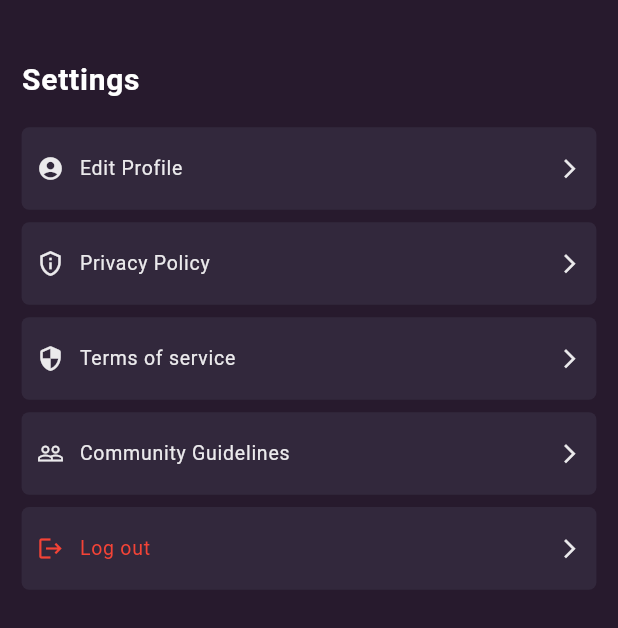
After one commit to travter/travter-client, a Flutter app: the SettingsPage screen opened by its route, on a phone screen of 412 x 824 dp. The commit adds this screen. Shown: the top 628 px of the screen. Run offline on Flutter 3.47's test engine with Material 2 defaults, Android fonts, the light colour scheme and no system bars; our stand-ins replace another_flushbar, auto_route, bloc, cloud_firestore, dartz, firebase_auth and 6 more; missing offline and left inert: flutter_facebook_auth, sign_button; accounts and stored records are empty; generated files the repository leaves out were written again.

Commit message:
settings page

```diff
--- a/lib/application/user_profile/user_profile_event.dart
+++ b/lib/application/user_profile/user_profile_event.dart
@@ -1,7 +1,7 @@
 part of 'user_profile_bloc.dart';
 
 @freezed
-abstract class UserProfileEvent with _$UserProfileEvent{
+class UserProfileEvent with _$UserProfileEvent{
   const factory UserProfileEvent.usernameChanged() = UsernameChanged;
   const factory UserProfileEvent.bioChanged() = BioChanged;
 }
--- a/lib/presentation/pages/complete_profile_page/complete_profile_page.dart
+++ b/lib/presentation/pages/edit_profile_page/edit_profile_page.dart
@@ -1,7 +1,7 @@
 import 'package:flutter/material.dart';
 
-class CompleteProfilePage extends StatelessWidget {
-  const CompleteProfilePage({Key? key}) : super(key: key);
+class EditProfilePage extends StatelessWidget {
+  const EditProfilePage({Key? key}) : super(key: key);
 
   @override
   Widget build(BuildContext context) {
--- a/lib/presentation/pages/pages.dart
+++ b/lib/presentation/pages/pages.dart
@@ -1,5 +1,6 @@
-export 'complete_profile_page/complete_profile_page.dart';
+export 'edit_profile_page/edit_profile_page.dart';
 export 'home_page/home_page.dart';
 export 'loading_page/loading_page.dart';
 export 'login_page/login_page.dart';
 export 'profile_page/profile_page.dart';
+export 'settings_page/settings_page.dart';
--- /dev/null
+++ b/lib/presentation/pages/settings_page/settings_page.dart
@@ -0,0 +1,71 @@
+import 'package:flutter/material.dart';
+
+import '../../core/constants/constant_colors.dart';
+import '../../core/extensions.dart';
+import '../../router/router.gr.dart';
+import 'widgets/widgets.dart';
+
+class SettingsPage extends StatelessWidget {
+  const SettingsPage({Key? key}) : super(key: key);
+
+  @override
+  Widget build(BuildContext context) {
+    final height = context.dims.height;
+    final width = context.dims.width;
+
+    return Scaffold(
+      backgroundColor: primaryColor,
+      body: Padding(
+        padding: EdgeInsets.symmetric(
+          horizontal: width * 0.035,
+          vertical: height * 0.05,
+        ),
+        child: Column(
+          children: [
+            Padding(
+              padding: EdgeInsets.only(bottom: height * 0.025),
+              child: const Align(
+                alignment: Alignment.centerLeft,
+                child: Text(
+                  'Settings',
+                  style: TextStyle(
+                    fontSize: 20,
+                    fontWeight: FontWeight.bold,
+                    color: Colors.white,
+                    letterSpacing: 0.5,
+                  ),
+                ),
+              ),
+            ),
+            const SettingWidget(
+              icon: Icons.account_circle,
+              text: 'Edit Profile',
+              redirectRoute: EditProfileRoute(),
+            ),
+            const SettingWidget(
+              icon: Icons.privacy_tip_outlined,
+              text: 'Privacy Policy',
+              redirectRoute: EditProfileRoute(),
+            ),
+            const SettingWidget(
+              icon: Icons.security_rounded,
+              text: 'Terms of service',
+              redirectRoute: EditProfileRoute(),
+            ),
+            const SettingWidget(
+              icon: Icons.people_outline,
+              text: 'Community Guidelines',
+              redirectRoute: EditProfileRoute(),
+            ),
+            const SettingWidget(
+              icon: Icons.logout,
+              text: 'Log out',
+              redirectRoute: EditProfileRoute(),
+              logout: true,
+            ),
+          ],
+        ),
+      ),
+    );
+  }
+}
--- /dev/null
+++ b/lib/presentation/pages/settings_page/widgets/setting_widget.dart
@@ -0,0 +1,99 @@
+import 'package:auto_route/auto_route.dart';
+import 'package:flutter/foundation.dart';
+import 'package:flutter/material.dart';
+import 'package:flutter_bloc/flutter_bloc.dart';
+
+import '../../../../application/authentication/authentication_bloc.dart';
+import '../../../core/constants/constant_colors.dart';
+import '../../../core/extensions.dart';
+import '../../../router/router.gr.dart';
+
+class SettingWidget extends StatelessWidget {
+  const SettingWidget({
+    required this.icon,
+    required this.text,
+    required this.redirectRoute,
+    bool? logout,
+    Key? key,
+  })  : _logout = logout ?? false,
+        super(key: key);
+
+  final IconData icon;
+  final String text;
+  final PageRouteInfo redirectRoute;
+  final bool _logout;
+
+  @override
+  Widget build(BuildContext context) {
+    final width = context.dims.width;
+    final height = context.dims.height;
+
+    return Padding(
+      padding: EdgeInsets.only(bottom: height * 0.01),
+      child: Container(
+        padding: EdgeInsets.symmetric(
+          horizontal: width * 0.025,
+          vertical: height * 0.0225,
+        ),
+        decoration: BoxDecoration(
+          color: lightPrimaryColor,
+          borderRadius: BorderRadius.circular(5),
+        ),
+        child: Row(
+          children: [
+            Padding(
+              padding: EdgeInsets.only(right: width * 0.025),
+              child: Icon(
+                icon,
+                color: _logout ? Colors.red : Colors.white.withOpacity(0.9),
+                size: 18,
+              ),
+            ),
+            Text(
+              text,
+              style: TextStyle(
+                color: _logout ? Colors.red : Colors.white.withOpacity(0.9),
+                fontSize: 13,
+                letterSpacing: 0.5,
+              ),
+            ),
+            Expanded(
+              child: Align(
+                alignment: Alignment.centerRight,
+                child: InkWell(
+                  onTap: () {
+                    if (_logout) {
+                      context.read<AuthenticationBloc>().add(
+                            const AuthenticationEvent.signedOut(),
+                          );
+                      context.router.popAndPush(
+                        const LoginRoute(),
+                      );
+                      return;
+                    }
+                    context.router.push(redirectRoute);
+                  },
+                  child: Icon(
+                    Icons.arrow_forward_ios,
+                    color: Colors.white.withOpacity(0.9),
+                    size: 15,
+                  ),
+                ),
+              ),
+            ),
+          ],
+        ),
+      ),
+    );
+  }
+
+  @override
+  void debugFillProperties(DiagnosticPropertiesBuilder properties) {
+    super.debugFillProperties(properties);
+    properties
+      ..add(DiagnosticsProperty<PageRouteInfo>('redirectRoute', redirectRoute))
+      ..add(StringProperty('text', text))
+      ..add(DiagnosticsProperty<IconData>('icon', icon))
+      ..add(DiagnosticsProperty<bool?>('logout', _logout));
+  }
+}
--- /dev/null
+++ b/lib/presentation/pages/settings_page/widgets/widgets.dart
@@ -0,0 +1 @@
+export 'setting_widget.dart';
--- a/lib/presentation/router/router.dart
+++ b/lib/presentation/router/router.dart
@@ -9,7 +9,9 @@ import '../pages/pages.dart';
     MaterialRoute<LoadingPage>(page: LoadingPage, initial: true),
     MaterialRoute<LoginPage>(page: LoginPage),
     MaterialRoute<HomePage>(page: HomePage),
-    MaterialRoute<ProfilePage>(page: ProfilePage)
+    MaterialRoute<ProfilePage>(page: ProfilePage),
+    MaterialRoute<SettingsPage>(page: SettingsPage),
+    MaterialRoute<EditProfilePage>(page: EditProfilePage),
   ],
 )
 
```
Also changed, not shown: lib/presentation/pages/profile_page/widgets/nick_text_widget.dart (+53 -17 lines), lib/presentation/pages/profile_page/widgets/travel_card.dart (+3 -6 lines).
